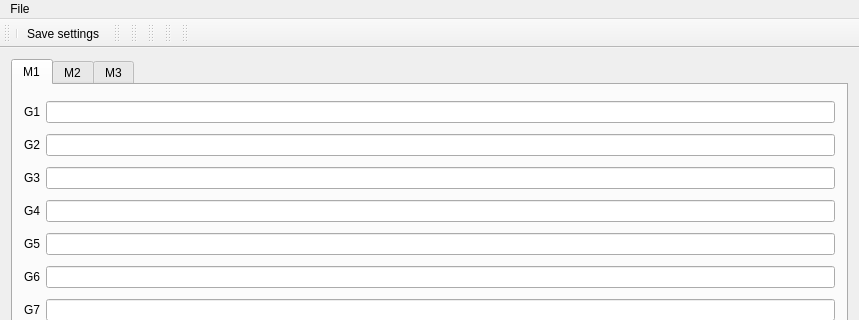
Qt form src/g19daemon.ui (mortendynamite/g19daemon) before a commit; both pictures show x 0 to 859 and y 0 to 320 of the 859 by 542 pixel window.
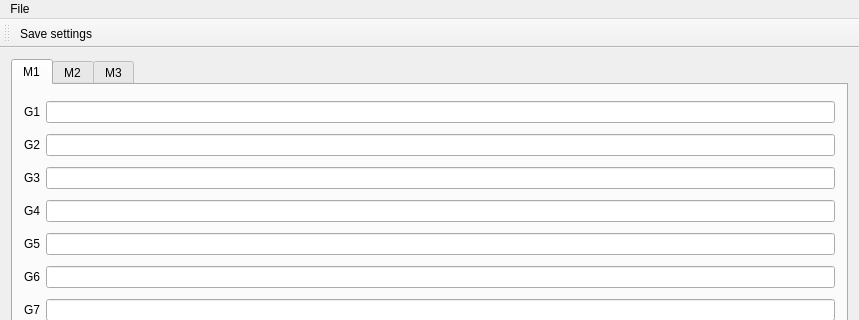
The same form after that commit. Icons and pictures are not drawn.

The edit to the form file:
```diff
--- a/src/g19daemon.ui
+++ b/src/g19daemon.ui
@@ -585,65 +585,9 @@
    <attribute name="toolBarBreak">
     <bool>false</bool>
    </attribute>
-   <addaction name="separator"/>
    <addaction name="actionSave_settings"/>
   </widget>
   <widget class="QStatusBar" name="statusBar"/>
-  <widget class="QToolBar" name="toolBar">
-   <property name="windowTitle">
-    <string>toolBar</string>
-   </property>
-   <attribute name="toolBarArea">
-    <enum>TopToolBarArea</enum>
-   </attribute>
-   <attribute name="toolBarBreak">
-    <bool>false</bool>
-   </attribute>
-  </widget>
-  <widget class="QToolBar" name="toolBar_2">
-   <property name="windowTitle">
-    <string>toolBar_2</string>
-   </property>
-   <attribute name="toolBarArea">
-    <enum>TopToolBarArea</enum>
-   </attribute>
-   <attribute name="toolBarBreak">
-    <bool>false</bool>
-   </attribute>
-  </widget>
-  <widget class="QToolBar" name="toolBar_3">
-   <property name="windowTitle">
-    <string>toolBar_3</string>
-   </property>
-   <attribute name="toolBarArea">
-    <enum>TopToolBarArea</enum>
-   </attribute>
-   <attribute name="toolBarBreak">
-    <bool>false</bool>
-   </attribute>
-  </widget>
-  <widget class="QToolBar" name="toolBar_4">
-   <property name="windowTitle">
-    <string>toolBar_4</string>
-   </property>
-   <attribute name="toolBarArea">
-    <enum>TopToolBarArea</enum>
-   </attribute>
-   <attribute name="toolBarBreak">
-    <bool>false</bool>
-   </attribute>
-  </widget>
-  <widget class="QToolBar" name="toolBar_5">
-   <property name="windowTitle">
-    <string>toolBar_5</string>
-   </property>
-   <attribute name="toolBarArea">
-    <enum>TopToolBarArea</enum>
-   </attribute>
-   <attribute name="toolBarBreak">
-    <bool>false</bool>
-   </attribute>
-  </widget>
   <action name="actionSave_settings">
    <property name="icon">
     <iconset theme="document-save">
```
Left out of the diff: 1 changed line with no effect on the pictures.
